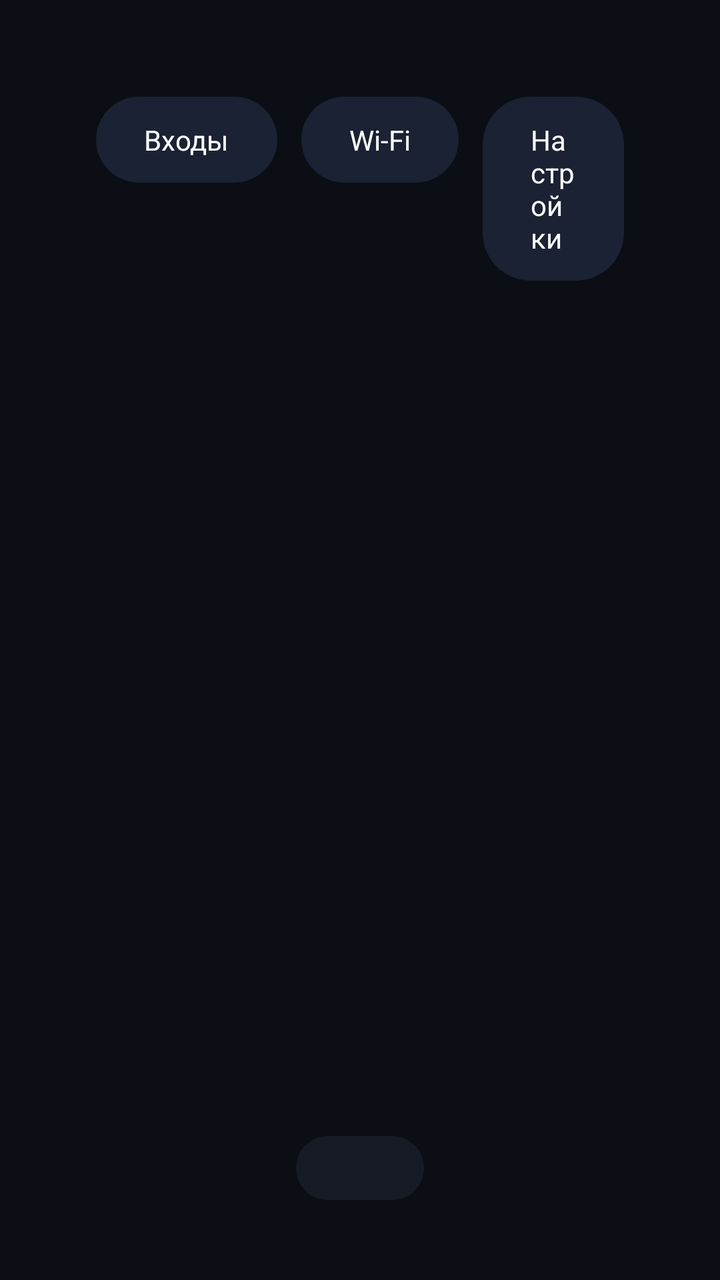
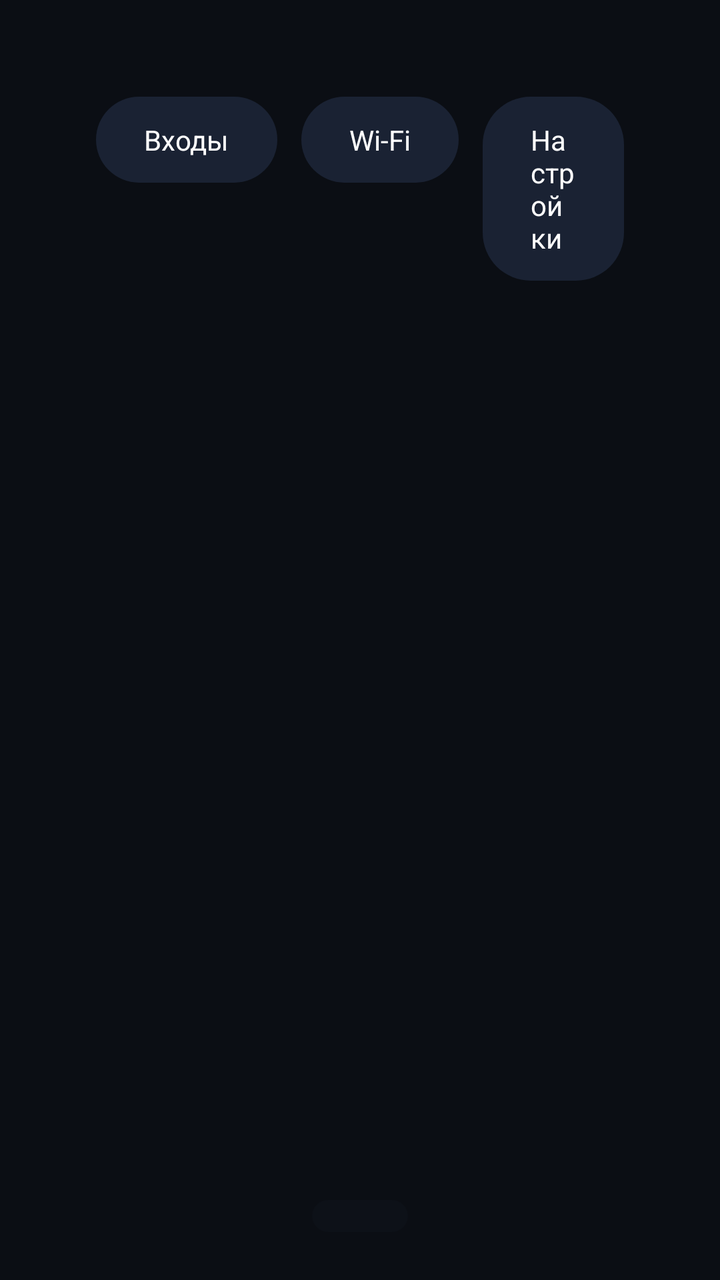

Before-and-after screenshots of an Android layout around one commit, followed by the original layout XML and the change that was made.
<!-- AndroidManifest.xml: application theme AppTheme -->
<!-- res/layout/activity_main.xml -->
<?xml version="1.0" encoding="utf-8"?>
<FrameLayout xmlns:android="http://schemas.android.com/apk/res/android"
    android:id="@+id/root"
    android:layout_width="match_parent"
    android:layout_height="match_parent"
    android:background="@color/bg">

    <LinearLayout
        android:layout_width="match_parent"
        android:layout_height="match_parent"
        android:orientation="vertical"
        android:paddingTop="32dp">

        
        <FrameLayout
            android:layout_width="match_parent"
            android:layout_height="wrap_content"
            android:paddingHorizontal="48dp"
            android:paddingBottom="24dp">

            <LinearLayout
                android:id="@+id/topbar_left"
                android:layout_width="wrap_content"
                android:layout_height="wrap_content"
                android:layout_gravity="start|center_vertical"
                android:orientation="vertical">

                <TextView
                    android:id="@+id/greeting"
                    android:layout_width="wrap_content"
                    android:layout_height="wrap_content"
                    android:textColor="@color/text_secondary"
                    android:textSize="14sp"
                    android:letterSpacing="0.05"/>

                <TextView
                    android:id="@+id/clock"
                    android:layout_width="wrap_content"
                    android:layout_height="wrap_content"
                    android:includeFontPadding="false"
                    android:textColor="@color/text_primary"
                    android:textSize="72sp"/>

                <TextView
                    android:id="@+id/date"
                    android:layout_width="wrap_content"
                    android:layout_height="wrap_content"
                    android:textColor="@color/text_secondary"
                    android:textSize="16sp"
                    android:letterSpacing="0.05"/>
            </LinearLayout>

            <LinearLayout
                android:id="@+id/topbar_right"
                android:layout_width="wrap_content"
                android:layout_height="wrap_content"
                android:layout_gravity="end|center_vertical"
                android:orientation="horizontal">

                <TextView
                    android:id="@+id/pill_inputs"
                    android:layout_width="wrap_content"
                    android:layout_height="wrap_content"
                    android:background="@drawable/pill_bg"
                    android:paddingHorizontal="24dp"
                    android:paddingVertical="12dp"
                    android:text="Входы"
                    android:textColor="@color/text_primary"
                    android:textSize="14sp"/>

                <TextView
                    android:id="@+id/pill_wifi"
                    android:layout_width="wrap_content"
                    android:layout_height="wrap_content"
                    android:layout_marginStart="12dp"
                    android:background="@drawable/pill_bg"
                    android:paddingHorizontal="24dp"
                    android:paddingVertical="12dp"
                    android:text="Wi-Fi"
                    android:textColor="@color/text_primary"
                    android:textSize="14sp"/>

                <TextView
                    android:id="@+id/pill_settings"
                    android:layout_width="wrap_content"
                    android:layout_height="wrap_content"
                    android:layout_marginStart="12dp"
                    android:background="@drawable/pill_bg"
                    android:paddingHorizontal="24dp"
                    android:paddingVertical="12dp"
                    android:text="Настройки"
                    android:textColor="@color/text_primary"
                    android:textSize="14sp"/>
            </LinearLayout>
        </FrameLayout>

        
        <FrameLayout
            android:layout_width="match_parent"
            android:layout_height="0dp"
            android:layout_weight="1">

            <androidx.recyclerview.widget.RecyclerView
                android:id="@+id/grid"
                android:layout_width="match_parent"
                android:layout_height="match_parent"
                android:clipToPadding="false"
                android:paddingHorizontal="40dp"
                android:paddingTop="16dp"
                android:paddingBottom="24dp"/>
        </FrameLayout>

        
        <FrameLayout
            android:layout_width="match_parent"
            android:layout_height="wrap_content"
            android:paddingBottom="40dp">
            
            
            <LinearLayout
                android:layout_width="wrap_content"
                android:layout_height="wrap_content"
                android:layout_gravity="center_horizontal"
                android:orientation="vertical">

                <TextView
                    android:id="@+id/focused_dock_name"
                    android:layout_width="wrap_content"
                    android:layout_height="wrap_content"
                    android:layout_gravity="center_horizontal"
                    android:layout_marginBottom="16dp"
                    android:alpha="0"
                    android:shadowColor="#805C85FF"
                    android:shadowDx="0"
                    android:shadowDy="0"
                    android:shadowRadius="24"
                    android:textColor="@color/text_primary"
                    android:textSize="24sp"/>

                <FrameLayout
                    android:layout_width="wrap_content"
                    android:layout_height="wrap_content"
                    android:background="@drawable/dock_bg"
                    android:paddingHorizontal="32dp"
                    android:paddingVertical="16dp">

                    <androidx.recyclerview.widget.RecyclerView
                        android:id="@+id/dock"
                        android:layout_width="wrap_content"
                        android:layout_height="wrap_content"/>
                </FrameLayout>
            </LinearLayout>
        </FrameLayout>
    </LinearLayout>
</FrameLayout>
<!-- resources referenced by this layout -->
<resources>
  <color name="bg">#0B0E14</color>
  <color name="text_primary">#FFFFFF</color>
  <color name="text_secondary">#8B99B5</color>
  <!-- drawable dock_bg (drawable) -->
  <shape xmlns:android="http://schemas.android.com/apk/res/android" android:shape="rectangle">
      <solid android:color="@color/dock_bg"/>
      <corners android:radius="28dp"/>
  </shape>
  <!-- drawable pill_bg (drawable) -->
  <shape xmlns:android="http://schemas.android.com/apk/res/android" android:shape="rectangle">
      <solid android:color="@color/pill_bg"/>
      <corners android:radius="24dp"/>
  </shape>
  <style name="AppTheme" parent="android:Theme.Material.NoActionBar">
          <item name="android:windowBackground">@color/bg</item>
          <item name="android:colorBackground">@color/bg</item>
          <item name="android:windowFullscreen">true</item>
          <item name="android:windowNoTitle">true</item>
      </style>
  <color name="dock_bg">#161B26</color>
  <color name="pill_bg">#1A2233</color>
</resources>

<!-- the commit's change to res/layout/activity_main.xml (unified diff, before → after) -->
@@ -94,7 +94,7 @@
             </LinearLayout>
         </FrameLayout>
 
-        
+                
         <FrameLayout
             android:layout_width="match_parent"
             android:layout_height="0dp"
@@ -107,15 +107,14 @@
                 android:clipToPadding="false"
                 android:paddingHorizontal="40dp"
                 android:paddingTop="16dp"
-                android:paddingBottom="24dp"/>
+                android:paddingBottom="120dp"/> 
         </FrameLayout>
 
         
         <FrameLayout
             android:layout_width="match_parent"
             android:layout_height="wrap_content"
-            android:paddingBottom="40dp">
-            
+            android:paddingBottom="24dp">
             
             <LinearLayout
                 android:layout_width="wrap_content"
@@ -128,7 +127,7 @@
                     android:layout_width="wrap_content"
                     android:layout_height="wrap_content"
                     android:layout_gravity="center_horizontal"
-                    android:layout_marginBottom="16dp"
+                    android:layout_marginBottom="12dp"
                     android:alpha="0"
                     android:shadowColor="#805C85FF"
                     android:shadowDx="0"
@@ -141,8 +140,8 @@
                     android:layout_width="wrap_content"
                     android:layout_height="wrap_content"
                     android:background="@drawable/dock_bg"
-                    android:paddingHorizontal="32dp"
-                    android:paddingVertical="16dp">
+                    android:paddingHorizontal="24dp"
+                    android:paddingVertical="8dp"> 
 
                     <androidx.recyclerview.widget.RecyclerView
                         android:id="@+id/dock"
<!-- resource entries referenced after the edit -->
@@ -19,7 +19,7 @@
           <item name="android:windowFullscreen">true</item>
           <item name="android:windowNoTitle">true</item>
       </style>
-  <color name="dock_bg">#161B26</color>
+  <color name="dock_bg">#40161B26</color>
   <color name="pill_bg">#1A2233</color>
 </resources>
 
